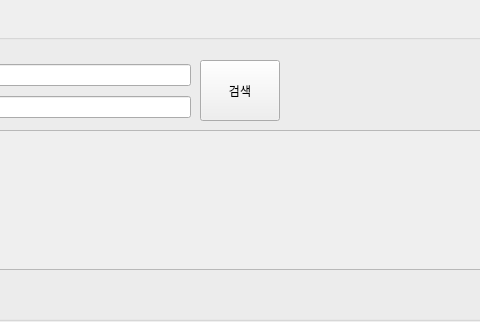
This is ui/멤버쉽.ui in johnnyapu15/IDB as Qt 5 draws it before an edit; both pictures show x 160 to 640 and y 0 to 322 of the 902 by 322 pixel window. The edited form follows.
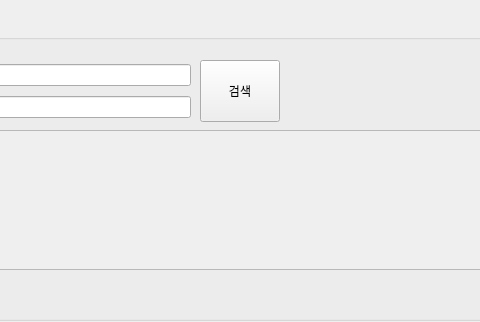
This is the edited form.

What changed in the file:
```diff
--- a/ui/멤버쉽.ui
+++ b/ui/멤버쉽.ui
@@ -130,7 +130,7 @@
       <x>350</x>
       <y>40</y>
       <width>80</width>
-      <height>61</height>
+      <height>62</height>
      </rect>
     </property>
     <property name="text">
```
